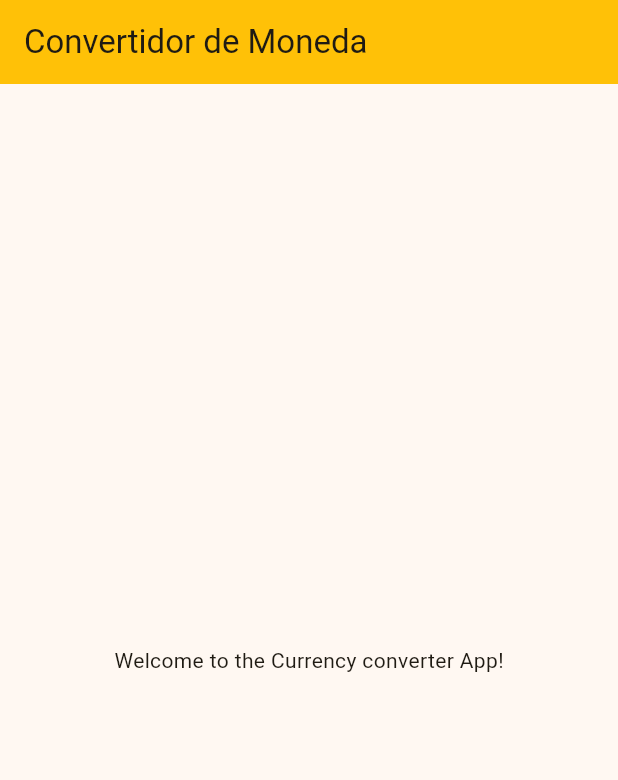
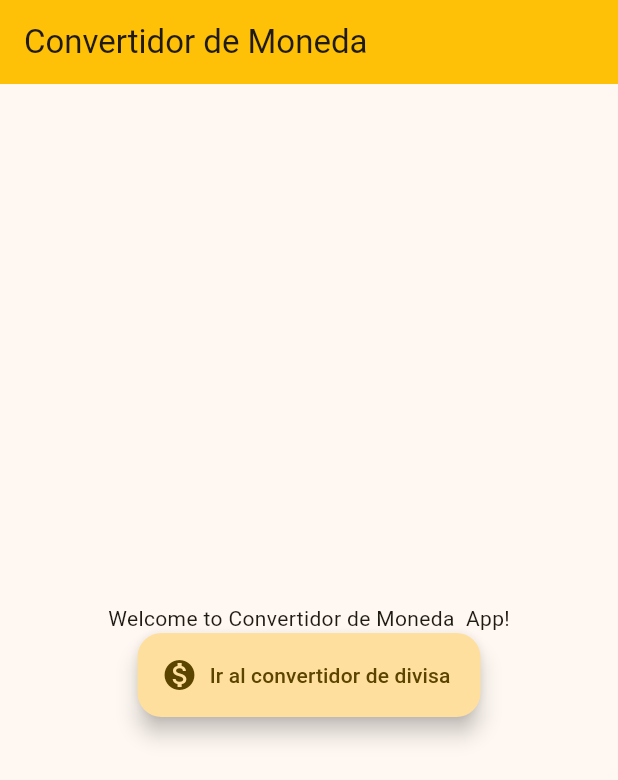
Before and after one commit to ddpadilla/Flutter-Currency-Converter-App, a Flutter app: the screen it shows after launch, on a phone screen of 412 x 824 dp. Shown: the top 780 px of the screen. Run offline on Flutter 3.47's test engine with Material 3 defaults, Android fonts, the phone set to English and light mode, and no system bars.

Commit message:
agregando 2da screen convertidor pantalla

```diff
--- a/lib/main.dart
+++ b/lib/main.dart
@@ -7,11 +7,13 @@ void main() => runApp(const MyApp());
 class MyApp extends StatelessWidget {
   const MyApp({super.key});
 
+  static const String title = "Convertidor de Moneda";
+
   // This widget is the root of your application.
   @override
   Widget build(BuildContext context) {
     return MaterialApp(
-      home: const HomeScreen(),
+      home: const HomeScreen(title),
       theme: appTheme,
       darkTheme: appDarkTheme,
     );
--- a/lib/presentacion/screens/home/home_screen.dart
+++ b/lib/presentacion/screens/home/home_screen.dart
@@ -1,17 +1,33 @@
 import 'package:flutter/material.dart';
 import 'package:flutter/widgets.dart';
+import 'package:flutter_application_2/presentacion/screens/currency_convert/currency_convert_screen.dart';
 
 class HomeScreen extends StatelessWidget {
-  const HomeScreen({super.key});
+  final String title;
+  const HomeScreen(this.title, {super.key});
 
   @override
   Widget build(BuildContext context) {
     return Scaffold(
       appBar: AppBar(
-        title: const Text('Convertidor de Moneda'),
+        title: Text(title),
       ),
-      body: const Center(
-        child: Text('Welcome to the Currency converter App!'),
+      body: Center(
+        child: Column(
+          mainAxisAlignment: MainAxisAlignment.center,
+          children: <Widget>[
+            Text('Welcome to $title  App!'),
+            FloatingActionButton.extended(
+                onPressed: () {
+                  Navigator.push(
+                      context,
+                      MaterialPageRoute(
+                          builder: (context) => const CurrencyConvertScreen()));
+                },
+                label: const Text('Ir al convertidor de divisa'),
+                icon: const Icon(Icons.monetization_on)),
+          ],
+        ),
       ),
     );
   }
```
Also changed, not shown: lib/presentacion/screens/currency_convert/currency_convert_screen.dart (added, +17 -0 lines).
